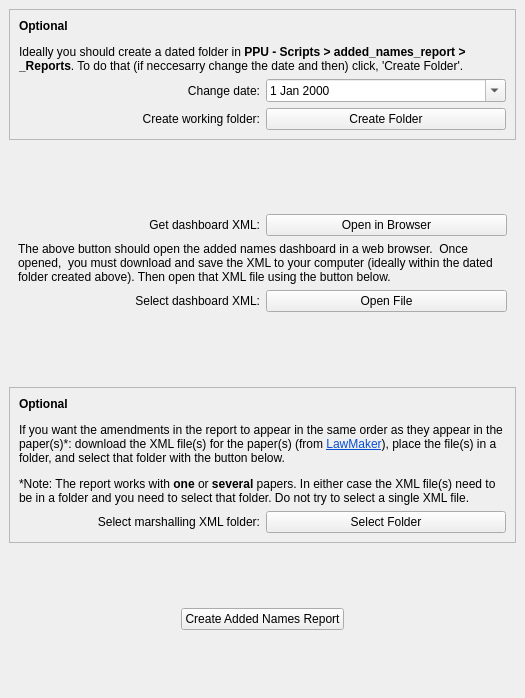
Before: the Qt Designer form python/ui/addedNames.ui in hoc-ppu/lawchecker, drawn with Qt 5.
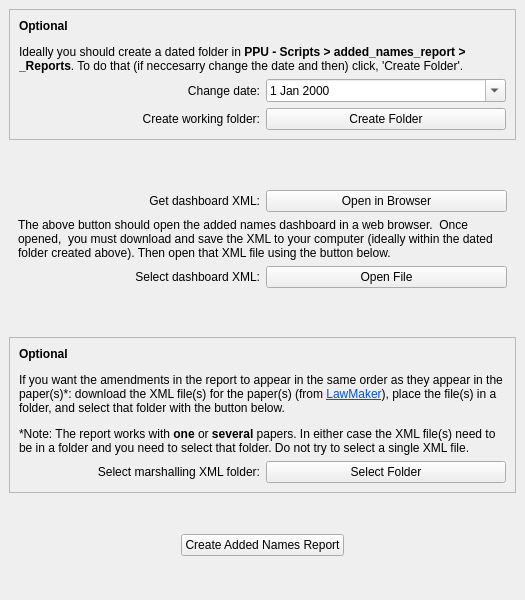
After: the same form once the commit is applied.

Commit message:
Fix bug with spaces in file path
Fix by using URIs as in Path.as_uri()
Also clean up code and improve UI slightly

The edit to the form file:
```diff
--- a/python/ui/addedNames.ui
+++ b/python/ui/addedNames.ui
@@ -7,7 +7,7 @@
     <x>0</x>
     <y>0</y>
     <width>525</width>
-    <height>698</height>
+    <height>600</height>
    </rect>
   </property>
   <property name="windowTitle">
```
Left out of the diff: 2 changed lines with no effect on the pictures. The commit also changes 2 other files.
